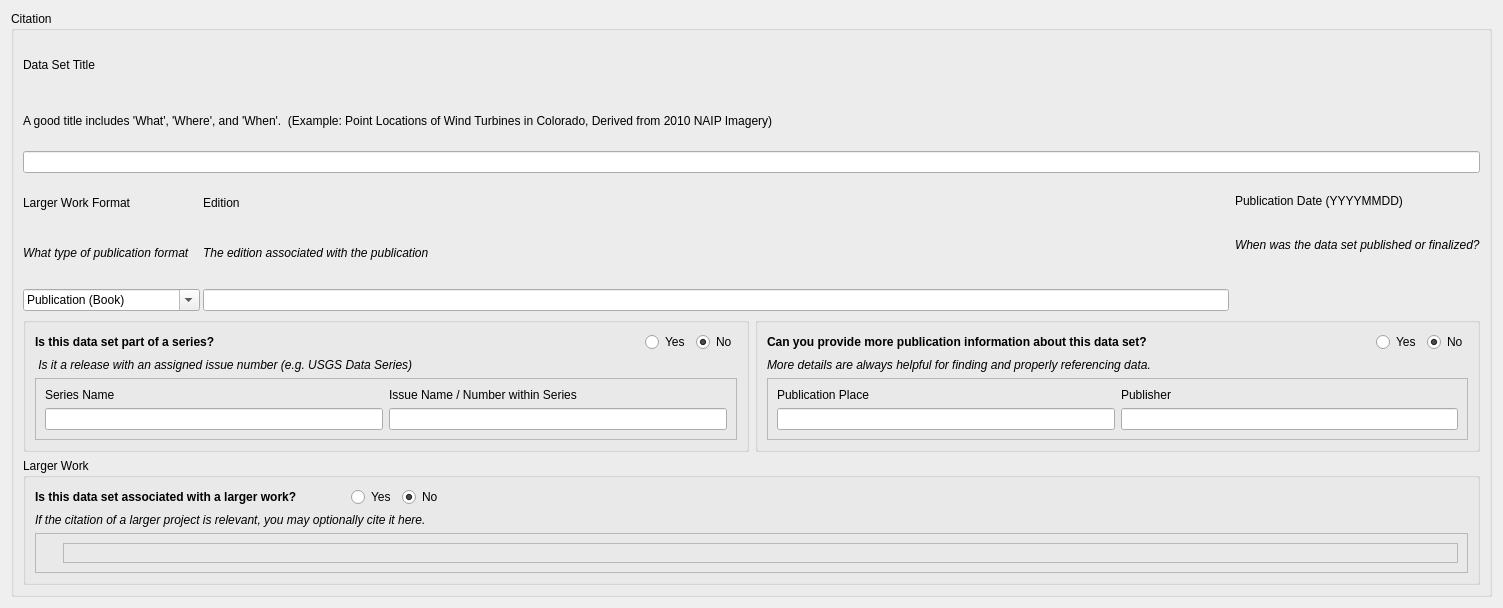
Qt form pymdwizard/gui/ui_files/Citation.ui (DOI-USGS/fort-pymdwizard) before a commit.
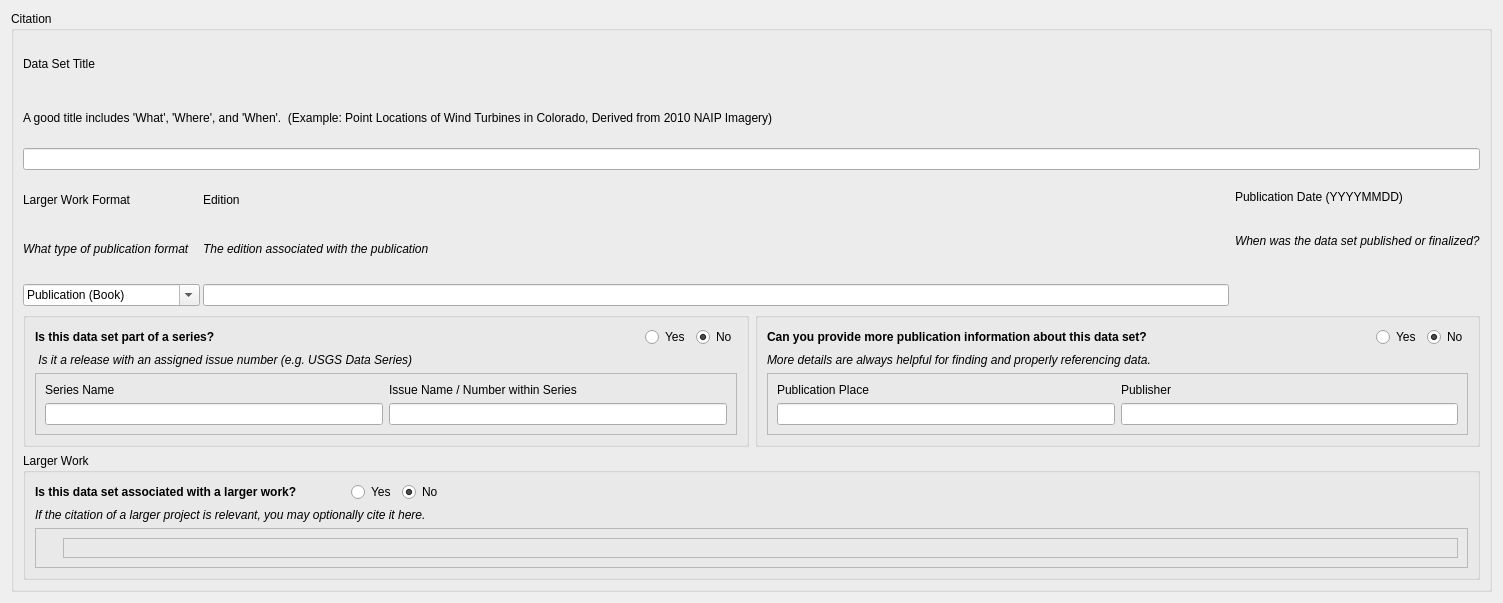
The same form after that commit.

What changed in the file:
```diff
--- a/pymdwizard/gui/ui_files/Citation.ui
+++ b/pymdwizard/gui/ui_files/Citation.ui
@@ -7,7 +7,7 @@
     <x>0</x>
     <y>0</y>
     <width>1503</width>
-    <height>608</height>
+    <height>603</height>
    </rect>
   </property>
   <property name="windowTitle">
```
